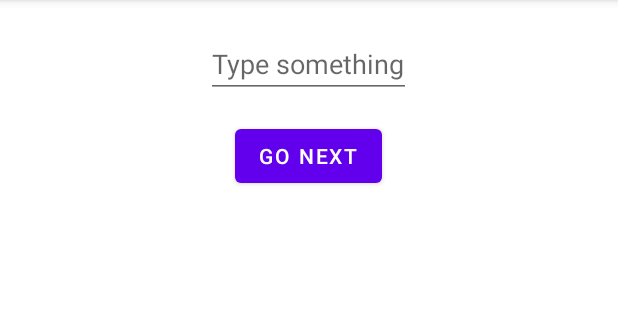
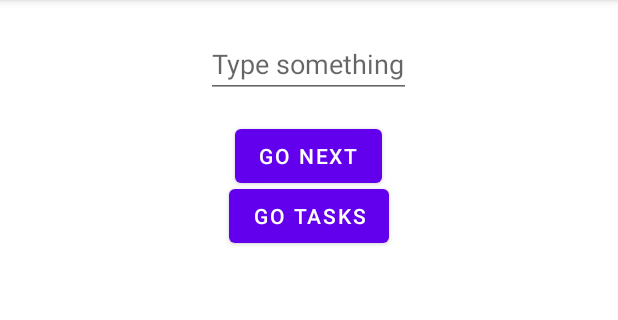
Before and after one commit to ItsIvanPsk/ProyectoBeca, an Android app: the SecondFragment screen opened through its navigation route, after a tap on "GO BACK", on a phone screen of 412 x 824 dp, the part 84-404 px from its top. Run offline under Robolectric (Android 15) with nearby library versions, the phone set to English and light mode, and no system bars; our stand-ins replace navigation-ui.

Commit message:
Dev commit

```diff
--- a/app/build.gradle
+++ b/app/build.gradle
@@ -49,6 +49,7 @@ dependencies {
     //Navigation
     implementation "androidx.navigation:navigation-fragment-ktx:2.5.3"
     implementation "androidx.navigation:navigation-ui-ktx:2.5.3"
+    implementation "androidx.navigation:navigation-dynamic-features-fragment:2.5.3"
 
     // ViewModel
     implementation 'androidx.lifecycle:lifecycle-viewmodel-ktx:2.3.1'
--- a/app/src/main/java/com/example/primerproyecto/presentation/features/login/LoginViewModel.kt
+++ b/app/src/main/java/com/example/primerproyecto/presentation/features/login/LoginViewModel.kt
@@ -1,20 +1,17 @@
 package com.example.primerproyecto.presentation.features.login
 
-import android.view.View
-import android.widget.Toast
 import androidx.lifecycle.LiveData
 import androidx.lifecycle.MutableLiveData
 import androidx.lifecycle.ViewModel
-import androidx.navigation.findNavController
-import com.example.primerproyecto.R
-import java.time.Duration
 
 class LoginViewModel : ViewModel(){
 
     val userList = listOf("Juanito", "Lupito")
+    var taskList = arrayOf("Dev android", "Dev Unity", "Dev Kotlin")
 
     private val usernameLiveData = MutableLiveData<String>()
     private val checkUserLiveData = MutableLiveData<Boolean>()
+    private val taskLiveData = MutableLiveData<Array<String>>()
 
     fun getUsernameLiveData() : LiveData<String> {
         return usernameLiveData
@@ -24,9 +21,17 @@ class LoginViewModel : ViewModel(){
         return checkUserLiveData
     }
 
+    fun getTaskLiveData() : LiveData<Array<String>> {
+        return taskLiveData
+    }
+
     fun checkUsername(username : String){
         checkUserLiveData.value = userList.contains(username)
         usernameLiveData.value = username
         println(usernameLiveData.value)
     }
+
+    fun addTask(task : String) {
+        taskList.set(taskList.size - 1, task)
+    }
 }
--- a/app/src/main/java/com/example/primerproyecto/presentation/features/login/SecondFragment.kt
+++ b/app/src/main/java/com/example/primerproyecto/presentation/features/login/SecondFragment.kt
@@ -1,12 +1,9 @@
 package com.example.primerproyecto.presentation.features.login
 
-import android.R
-import android.icu.text.AlphabeticIndex.Record
 import android.os.Bundle
 import android.view.LayoutInflater
 import android.view.View
 import android.view.ViewGroup
-import android.widget.Button
 import androidx.fragment.app.Fragment
 import androidx.lifecycle.Observer
 import androidx.lifecycle.ViewModelProvider
@@ -14,6 +11,7 @@ import androidx.navigation.findNavController
 import androidx.recyclerview.widget.LinearLayoutManager
 import androidx.recyclerview.widget.RecyclerView
 import com.example.primerproyecto.databinding.FragmentSecondBinding
+import com.example.primerproyecto.presentation.features.tasks.DataAdapter
 
 
 class SecondFragment : Fragment() {
@@ -22,41 +20,9 @@ class SecondFragment : Fragment() {
     // private val args: SecondFragmentArgs by navArgs()
     private lateinit var viewmodel: LoginViewModel
 
-
-    var adapter: DataAdapter? = null
-
-    // Nombres
-    var names: ArrayList<String> = ArrayList()
-    // Apellidos
-    var surnames: ArrayList<String> = ArrayList()
-
-    var usernames: ArrayList<String> = ArrayList()
-
-
     override fun onCreate(savedInstanceState: Bundle?) {
         super.onCreate(savedInstanceState)
         binding = FragmentSecondBinding.inflate(layoutInflater)
-
-        // data to populate the RecyclerView with
-        names.add("Nerea")
-        names.add("Paco")
-        names.add("Alberto")
-        names.add("Álvaro")
-        names.add("Xavi")
-        names.add("Aitor")
-
-        surnames.add("Lopez")
-        surnames.add("García")
-        surnames.add("Rosa")
-        surnames.add("De Miguel")
-        surnames.add("Fernandez")
-        surnames.add("Mena")
-
-        // set up the RecyclerView
-        val recyclerView: RecyclerView = binding.recyclerview
-        recyclerView.setLayoutManager(LinearLayoutManager(context));
-        adapter = DataAdapter(context, usernames)
-        recyclerView.adapter = adapter
 
     }
 
@@ -79,9 +45,6 @@ class SecondFragment : Fragment() {
         goBackButton.setOnClickListener {
             goToFirstFragment()
         }
-        addMore.setOnClickListener {
-            addRecyclerViewContent()
-        }
     }
 
     fun setupObservers() = with(viewmodel) {
@@ -91,15 +54,4 @@ class SecondFragment : Fragment() {
             binding.goBackButton.visibility = View.VISIBLE
         })
     }
-
-    fun addRecyclerViewContent(){
-        for (i in 0..4) {
-            val indexName = (Math.random() * names.size).toInt()
-            val indexSurname = (Math.random() * surnames.size).toInt()
-            usernames.add(names.get(indexName) + " " + surnames.get(indexSurname))
-        }
-        // notificar l'adapter dels canvis al model
-        adapter!!.notifyDataSetChanged()
-    }
-
 }
--- a/app/src/main/java/com/example/primerproyecto/presentation/features/login/DataAdapter.kt
+++ b/app/src/main/java/com/example/primerproyecto/presentation/features/tasks/DataAdapter.kt
@@ -1,4 +1,4 @@
-package com.example.primerproyecto.presentation.features.login
+package com.example.primerproyecto.presentation.features.tasks
 
 import android.content.Context
 import android.view.LayoutInflater
@@ -9,14 +9,14 @@ import androidx.recyclerview.widget.RecyclerView
 import com.example.primerproyecto.R
 
 
-class DataAdapter internal constructor(context: Context?, names: ArrayList<String>) :
+class DataAdapter internal constructor(context: Context?, tasks: Array<String>) :
     RecyclerView.Adapter<DataAdapter.ViewHolder>() {
-    private val nameList: ArrayList<String>
+    private val nameList: Array<String>
     private val mInflater: LayoutInflater
 
     init {
         mInflater = LayoutInflater.from(context)
-        nameList = names
+        nameList = tasks
     }
 
     override fun onCreateViewHolder(parent: ViewGroup, viewType: Int): ViewHolder {
@@ -25,7 +25,7 @@ class DataAdapter internal constructor(context: Context?, names: ArrayList<Strin
     }
 
     override fun onBindViewHolder(holder: ViewHolder, position: Int) {
-        val name: String = nameList.get(position)
+        val name: String = nameList[position]
         holder.nomView.text = name
     }
 
@@ -38,7 +38,7 @@ class DataAdapter internal constructor(context: Context?, names: ArrayList<Strin
         var nomView: TextView
 
         init {
-            nomView = itemView.findViewById(R.id.nom)
+            nomView = itemView.findViewById(R.id.taskLabel)
         }
     }
 }
--- a/app/src/main/res/layout/fragment_first.xml
+++ b/app/src/main/res/layout/fragment_first.xml
@@ -24,4 +24,12 @@
         android:layout_marginTop="80dp"
         android:text="Go next"/>
 
+    <com.google.android.material.button.MaterialButton
+        android:id="@+id/go_task_button"
+        android:layout_width="wrap_content"
+        android:layout_height="wrap_content"
+        android:layout_gravity="center_horizontal"
+        android:layout_marginTop="120dp"
+        android:text="Go tasks"/>
+
 </FrameLayout>
--- a/app/src/main/res/navigation/nav_graph.xml
+++ b/app/src/main/res/navigation/nav_graph.xml
@@ -14,6 +14,10 @@
         <action
             android:id="@+id/action_firstFragment_to_secondFragment"
             app:destination="@id/secondFragment">
+        </action>
+        <action
+            android:id="@+id/action_firstFragment_to_taskFragment"
+            app:destination="@id/taskFragment">
         </action>
 
     </fragment>
@@ -35,5 +39,16 @@
             android:defaultValue="anonimo"/>
 
     </fragment>
+    <fragment
+        android:id="@+id/taskFragment"
+        android:name="com.example.primerproyecto.presentation.features.login.TaskFragment"
+        android:label="fragment_task"
+        tools:layout="@layout/fragment_task">
+
+        <action
+            android:id="@+id/action_taskFragment_to_firstFragment"
+            app:destination="@id/firstFragment">
+        </action>
+    </fragment>
 
 </navigation>
```
Also changed, not shown: app/src/main/java/com/example/primerproyecto/presentation/features/login/FirstFragment.kt (+20 -9 lines), app/src/main/java/com/example/primerproyecto/presentation/features/tasks/TaskFragment.kt (added, +69 -0 lines), app/src/main/res/layout/fragment_task.xml (added, +42 -0 lines), app/src/main/res/layout/list_item.xml (+10 -3 lines).
